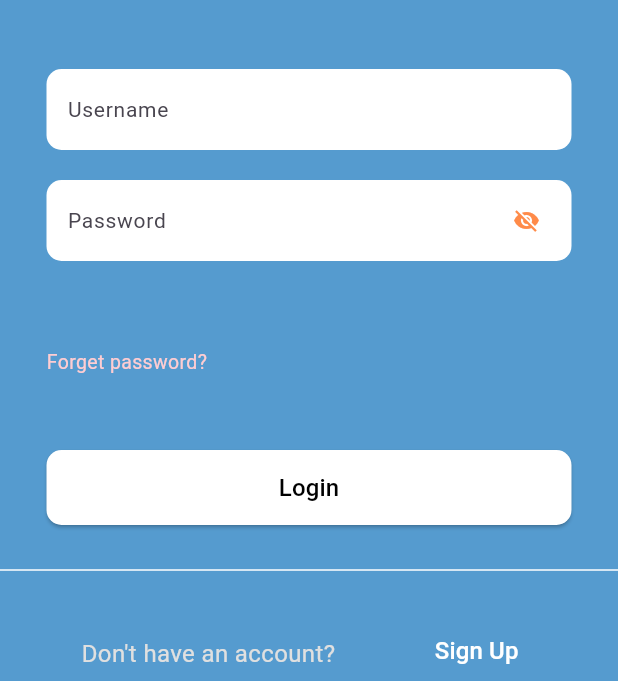
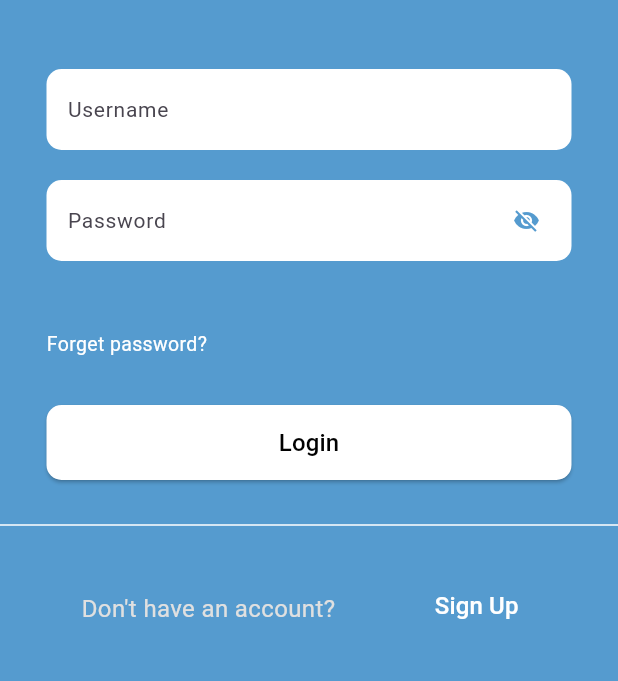
Before and after one commit to JiMoneyApp/JiMoney-Frontend, a Flutter app: the screen it shows after launch, after a tap on "Already have account?", on a phone screen of 412 x 824 dp, the part 555-1236 px from its top. Run offline on Flutter 3.47's test engine with Material 3 defaults, Android fonts, the light colour scheme and no system bars; our stand-ins replace bloc, flutter_bloc, go_router, syncfusion_flutter_charts, toggle_switch; network calls fail.

Commit message:
modify passwordField

```diff
--- a/lib/feature/authentication/presentation/login_page.dart
+++ b/lib/feature/authentication/presentation/login_page.dart
@@ -52,16 +52,16 @@ class _LoginPageState extends State<LoginPage> {
                 SizedBox(height: 20),
                 _passwordField(_passwordController, context),
                 Container(
-                  height: 80,
+                  height: 50,
                   width: 350,
                   alignment: Alignment.topLeft,
-                  padding: EdgeInsets.fromLTRB(0, 12, 0, 0),
+                  padding: EdgeInsets.only(bottom: 30),
                   child: Text(
                     "Forget password?",
                     style: TextStyle(
                       decoration: TextDecoration.none,
                       fontSize: 13,
-                      color: Colors.red.shade100,
+                      color: const Color.fromARGB(255, 255, 255, 255),
                     ),
                   ),
                 ),
@@ -185,9 +185,7 @@ Widget _passwordField(
           height: 100,
           width: 350,
           alignment: Alignment.bottomCenter,
-          child: Column(
-              // borderRadius: BorderRadius.circular(10),
-              children: [
+          child: Column(children: [
             TextField(
               controller: _passwordController,
               autofillHints: const [AutofillHints.password],
@@ -212,8 +210,7 @@ Widget _passwordField(
                       EdgeInsets.symmetric(vertical: 15, horizontal: 10),
                   focusedBorder: OutlineInputBorder(
                       borderRadius: BorderRadius.circular(10),
-                          borderSide:
-                              BorderSide(color: Colors.blue, width: 4.0)),
+                      borderSide: BorderSide(color: Colors.blue, width: 4.0)),
                   floatingLabelBehavior: FloatingLabelBehavior.always,
                   hintText: "Password",
                   hintStyle: TextStyle(fontSize: 14),
@@ -226,7 +223,8 @@ Widget _passwordField(
                       },
                       icon: Icon(
                         state ? Icons.visibility : Icons.visibility_off,
-                              color: const Color(0xffff8b49)),
+                        color: const Color(0xFF559BCF),
+                      ),
                     ),
                   )),
             ),
```
Also changed, not shown: lib/assets/style/color.dart (added), 1 other file. Lines whose indentation alone changed are shown as unchanged.
